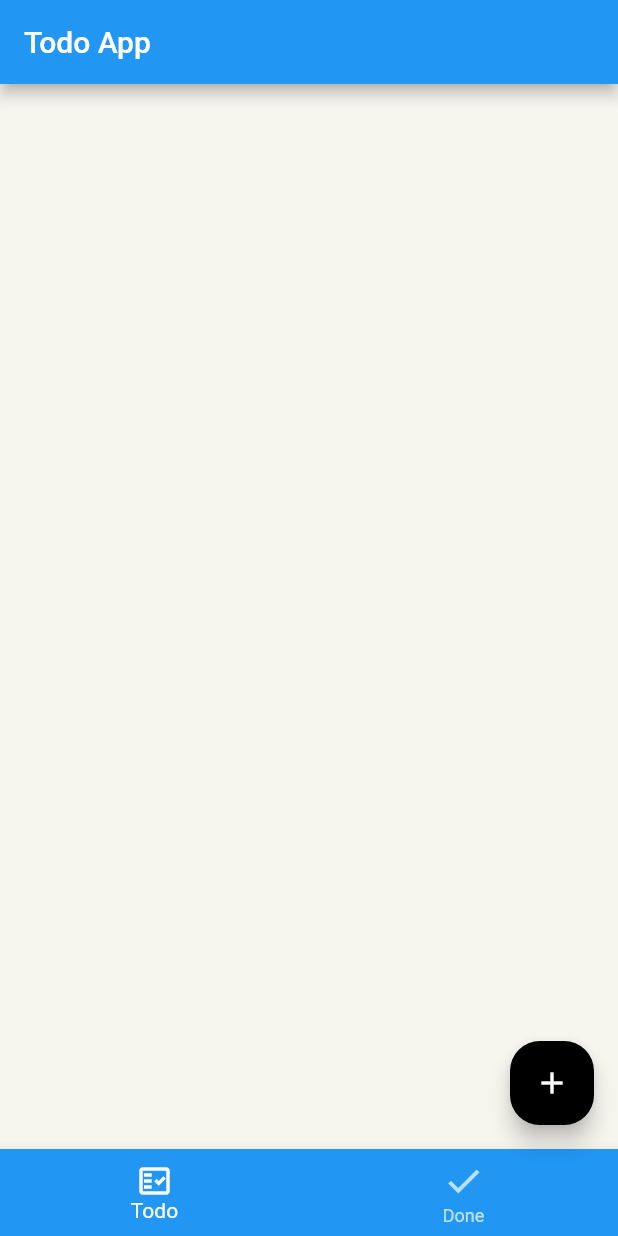
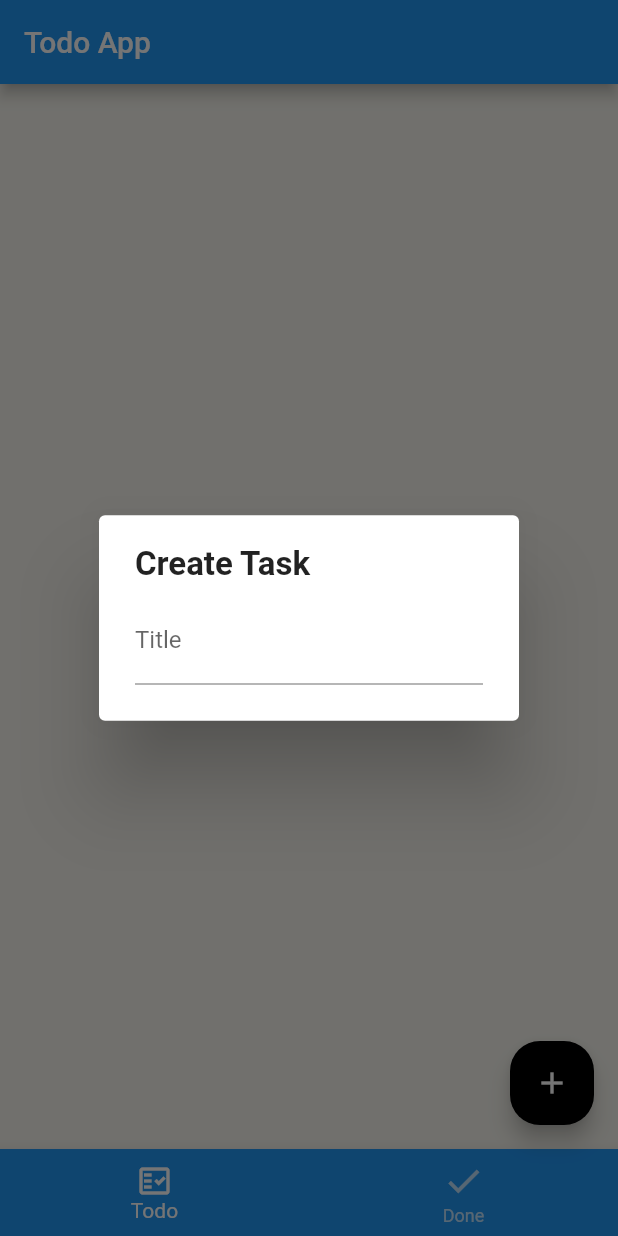
Before and after one commit to pranavdurai10/Todo-Flutter-App, a Flutter app: the screen it shows after launch, after a tap on the "add" icon, on a phone screen of 412 x 824 dp. Run offline on Flutter 3.47's test engine with Material 2 defaults, Android fonts, the phone set to English and light mode, and no system bars.

Commit message:
Todo Form Widget
Todo form widget in dialog box for new task creation

```diff
--- a/todo_list/lib/page/home_page.dart
+++ b/todo_list/lib/page/home_page.dart
@@ -1,5 +1,6 @@
 import 'package:flutter/material.dart';
 import 'package:todo_list/main.dart';
+import 'package:todo_list/widget/add_todo_dialog_widget.dart';
 
 class HomePage extends StatefulWidget {
   @override
@@ -11,6 +12,7 @@ class _HomePageState extends State<HomePage> {
 
   @override
   Widget build(BuildContext context) {
+    // Contains the two main pages
     final tabs = [
       Container(),
       Container(),
@@ -20,6 +22,8 @@ class _HomePageState extends State<HomePage> {
       appBar: AppBar(
         title: Text(MyApp.title),
       ),
+
+      //Defining the UI for bottom navigation bar
       bottomNavigationBar: BottomNavigationBar(
         backgroundColor: Theme.of(context).primaryColor,
         unselectedItemColor: Colors.white.withOpacity(0.7),
@@ -28,6 +32,8 @@ class _HomePageState extends State<HomePage> {
         onTap: (index) => setState(() {
           selectedIndex = index;
         }),
+
+        //Declaration of two sub pages for both 'Todo' and 'Done' tasks
         items: [
           BottomNavigationBarItem(
             icon: Icon(Icons.fact_check_outlined),
@@ -40,10 +46,16 @@ class _HomePageState extends State<HomePage> {
         ],
       ),
       body: tabs[selectedIndex],
+
+      //Floating action button to add new task from the main page
       floatingActionButton: FloatingActionButton(
         shape: RoundedRectangleBorder(borderRadius: BorderRadius.circular(20)),
         backgroundColor: Colors.black,
-        onPressed: () {},
+        onPressed: () => showDialog(
+          context: context,
+          builder: (context) => AddTodoDialogWidget(),
+          barrierDismissible: false,
+        ),
         child: Icon(Icons.add),
       ),
     );
--- /dev/null
+++ b/todo_list/lib/widget/add_todo_dialog_widget.dart
@@ -0,0 +1,37 @@
+import 'package:flutter/material.dart';
+import 'package:todo_list/widget/todo_form_widget.dart';
+
+class AddTodoDialogWidget extends StatefulWidget {
+  @override
+  _AddTodoDialogWidgetState createState() => _AddTodoDialogWidgetState();
+}
+
+class _AddTodoDialogWidgetState extends State<AddTodoDialogWidget> {
+  final _formKey = GlobalKey<FormState>();
+  String title = '';
+  String description = '';
+
+  @override
+  Widget build(BuildContext context) => AlertDialog(
+        content: Column(
+          mainAxisSize: MainAxisSize.min,
+          crossAxisAlignment: CrossAxisAlignment.start,
+          children: [
+            Text(
+              'Create Task',
+              style: TextStyle(
+                fontWeight: FontWeight.bold,
+                fontSize: 22,
+              ),
+            ),
+            const SizedBox(height: 8),
+            TodoFormWidget(
+              onChangedTitle: (title) => setState(() => this.title = title),
+              onChangedDescription: (description) =>
+                  setState(() => this.description = description),
+              onSavedTodo: () {},
+            ),
+          ],
+        ),
+      );
+}
--- /dev/null
+++ b/todo_list/lib/widget/todo_form_widget.dart
@@ -0,0 +1,34 @@
+import 'package:flutter/material.dart';
+
+class TodoFormWidget extends StatelessWidget {
+  final String title;
+  final String description;
+  final ValueChanged<String> onChangesTitle;
+  final ValueChanged<String> onChangesDescription;
+  final VoidCallback onSavedTodo;
+
+  const TodoFormWidget({
+    Key key,
+    this.title = '',
+    this.description = '',
+    @required this.onChangesTitle,
+    @required this.onChangesDescription,
+    @required this.onSavedTodo,
+  }) : super(key: key);
+
+  @override
+  Widget build(BuildContext context) => SingleChildScrollView(
+          child: Column(
+        mainAxisSize: MainAxisSize.min,
+        children: [
+          buildTitle(),
+        ],
+      ));
+
+  Widget buildTitle() => TextFormField(
+        decoration: InputDecoration(
+          border: UnderlineInputBorder(),
+          labelText: 'Title',
+        ),
+      );
+}
```
